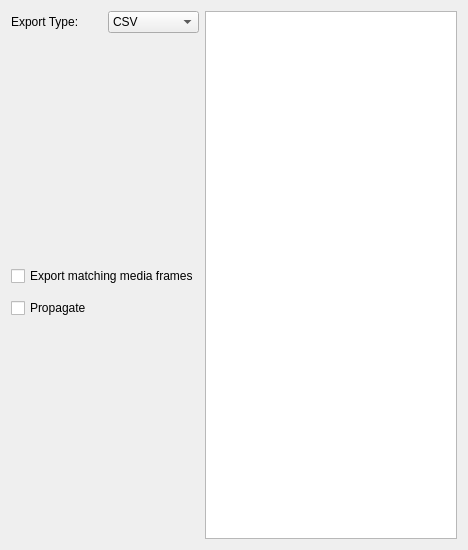
The window that src/WhiskerToolbox/DataManager_Widget/Point_Widget/Point_Widget.ui (paulmthompson/WhiskerToolbox) describes before a commit, drawn with Qt 5.
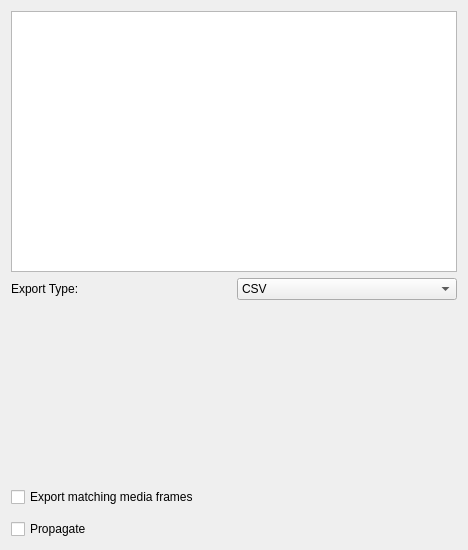
The same window after the commit. Custom widgets are drawn as their Qt base class.

Commit message: point export options below table

Diff of the .ui file:
```diff
--- a/src/WhiskerToolbox/DataManager_Widget/Point_Widget/Point_Widget.ui
+++ b/src/WhiskerToolbox/DataManager_Widget/Point_Widget/Point_Widget.ui
@@ -21,9 +21,29 @@
   </property>
   <layout class="QVBoxLayout" name="mainVerticalLayout">
    <item>
-    <layout class="QHBoxLayout" name="topControlsLayout">
+    <widget class="QTableView" name="tableView"/>
+   </item>
      <item>
-      <layout class="QVBoxLayout" name="leftVerticalLayout">
+    <widget class="Section" name="export_section" native="true">
+     <property name="sizePolicy">
+      <sizepolicy hsizetype="Expanding" vsizetype="Preferred">
+       <horstretch>0</horstretch>
+       <verstretch>0</verstretch>
+      </sizepolicy>
+     </property>
+     <layout class="QVBoxLayout" name="exportSectionLayout">
+      <property name="leftMargin">
+       <number>0</number>
+      </property>
+      <property name="topMargin">
+       <number>0</number>
+      </property>
+      <property name="rightMargin">
+       <number>0</number>
+      </property>
+      <property name="bottomMargin">
+       <number>0</number>
+      </property>
        <item>
         <layout class="QHBoxLayout" name="exportTypeLayout">
          <item>
@@ -72,25 +92,8 @@
          </property>
         </widget>
        </item>
-       <item>
-        <spacer name="verticalSpacer_left">
-         <property name="orientation">
-          <enum>Qt::Orientation::Vertical</enum>
-         </property>
-         <property name="sizeHint" stdset="0">
-          <size>
-           <width>20</width>
-           <height>20</height>
-          </size>
-         </property>
-        </spacer>
-       </item>
-      </layout>
-     </item>
-     <item>
-      <widget class="QTableView" name="tableView"/>
-     </item>
-    </layout>
+     </layout>
+    </widget>
    </item>
   </layout>
  </widget>
@@ -107,6 +110,12 @@
    <header>IO_Widgets/Points/CSV/CSVPointSaver_Widget.hpp</header>
    <container>1</container>
   </customwidget>
+  <customwidget>
+   <class>Section</class>
+   <extends>QWidget</extends>
+   <header>Collapsible_Widget/Section.hpp</header>
+   <container>1</container>
+  </customwidget>
  </customwidgets>
  <resources/>
  <connections/>
```
Lines whose indentation alone changed are shown as unchanged. The commit also changes 1 other file.
